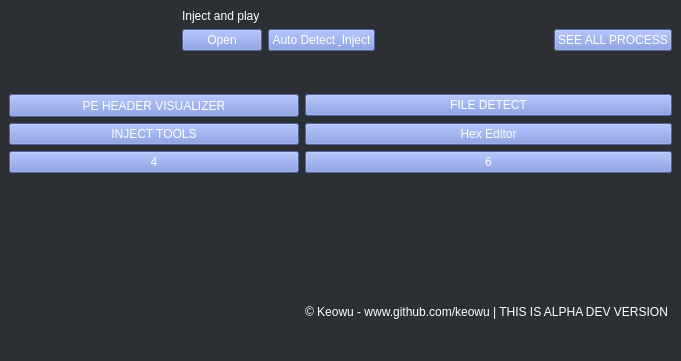
The window that mainwindow.ui (keowu/hakudetector) describes before a commit, drawn with Qt 5.
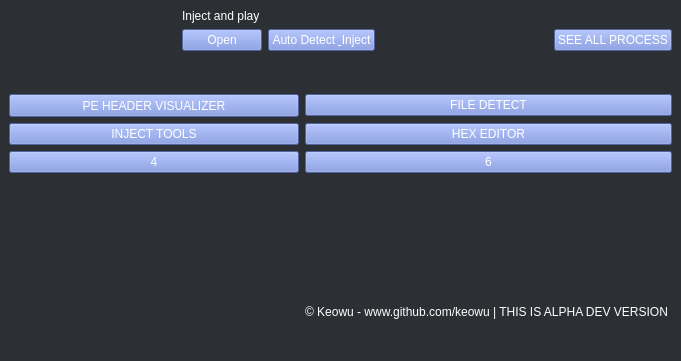
The same window after the commit.

Diff of the .ui file:
```diff
--- a/mainwindow.ui
+++ b/mainwindow.ui
@@ -209,7 +209,7 @@
        <string notr="true">background-color: #7289da;</string>
       </property>
       <property name="text">
-       <string>Hex Editor</string>
+       <string>HEX EDITOR</string>
       </property>
      </widget>
     </item>
```
